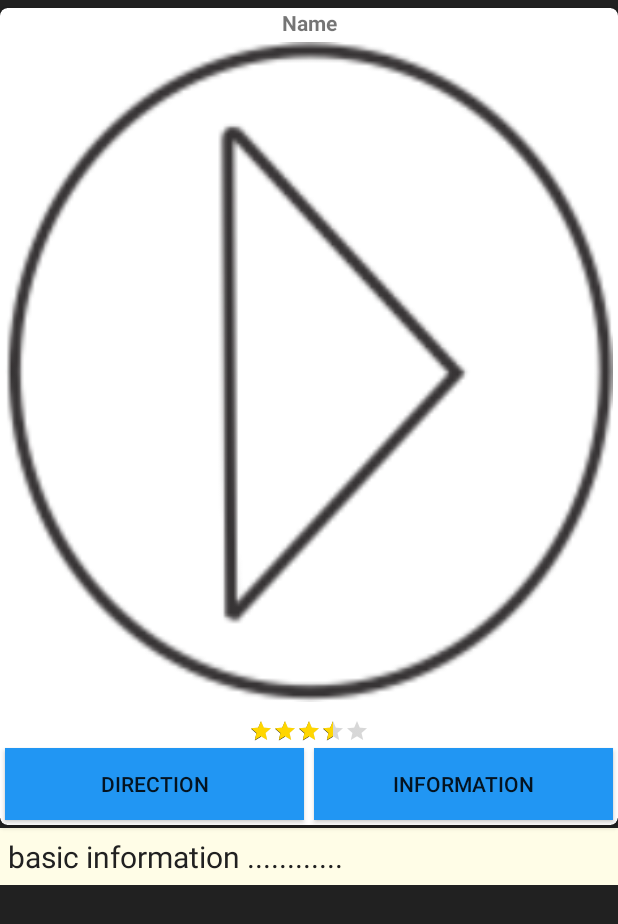
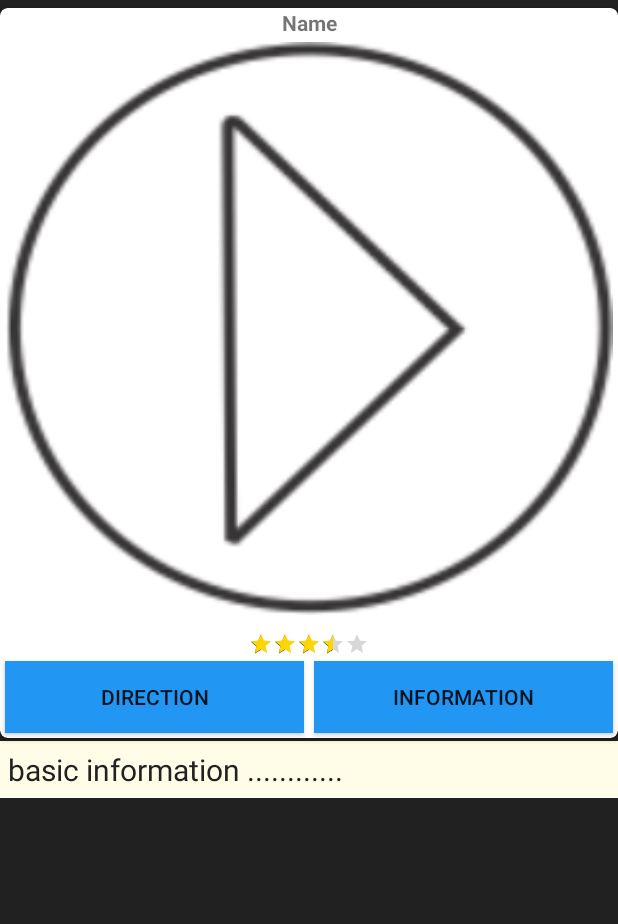
Before and after one commit to TeamSoloCode/The-S, an Android app: the layout item_bottom_sheet.xml on its own in the app's theme, with its tools: preview values and no code run, on a phone screen of 412 x 824 dp. Shown: the top 924 px of the screen. Run offline under Robolectric (Android 15) with nearby library versions, the light colour scheme and no system bars.

Commit message:
update buttomsheet của bigmap

```diff
--- a/app/src/main/java/com/example/bruce/myapp/View/Diary/DiaryActivity.java
+++ b/app/src/main/java/com/example/bruce/myapp/View/Diary/DiaryActivity.java
@@ -327,9 +327,11 @@ public class DiaryActivity extends FragmentActivity implements OnMapReadyCallbac
             intent.putParcelableArrayListExtra("checkpoint", passData);
             intent.putExtra("diaryId", diaryId);
             intent.putExtra("mode","update");
+
             if(shareMode.equals("share")){
                 intent.putExtra("shareMode","share");
             }
+
             startActivity(intent);
             finish();
         });
--- a/app/src/main/res/layout/item_bottom_sheet.xml
+++ b/app/src/main/res/layout/item_bottom_sheet.xml
@@ -71,10 +71,10 @@
         </android.support.v7.widget.CardView>
 
         <ScrollView
-            android:layout_weight="5"
+            android:layout_weight="7"
             android:layout_marginTop="2dp"
             android:layout_width="match_parent"
-            android:layout_height="0dp">
+            android:layout_height="wrap_content">
             <TextView
                 android:id="@+id/txt_BtmSheet"
                 android:padding="5dp"
@@ -83,7 +83,7 @@
                 android:textColor="#212121"
                 android:text="basic information ............"
                 android:layout_width="match_parent"
-                android:layout_height="wrap_content"
+                android:layout_height="match_parent"
                 />
         </ScrollView>
     </LinearLayout>
```
